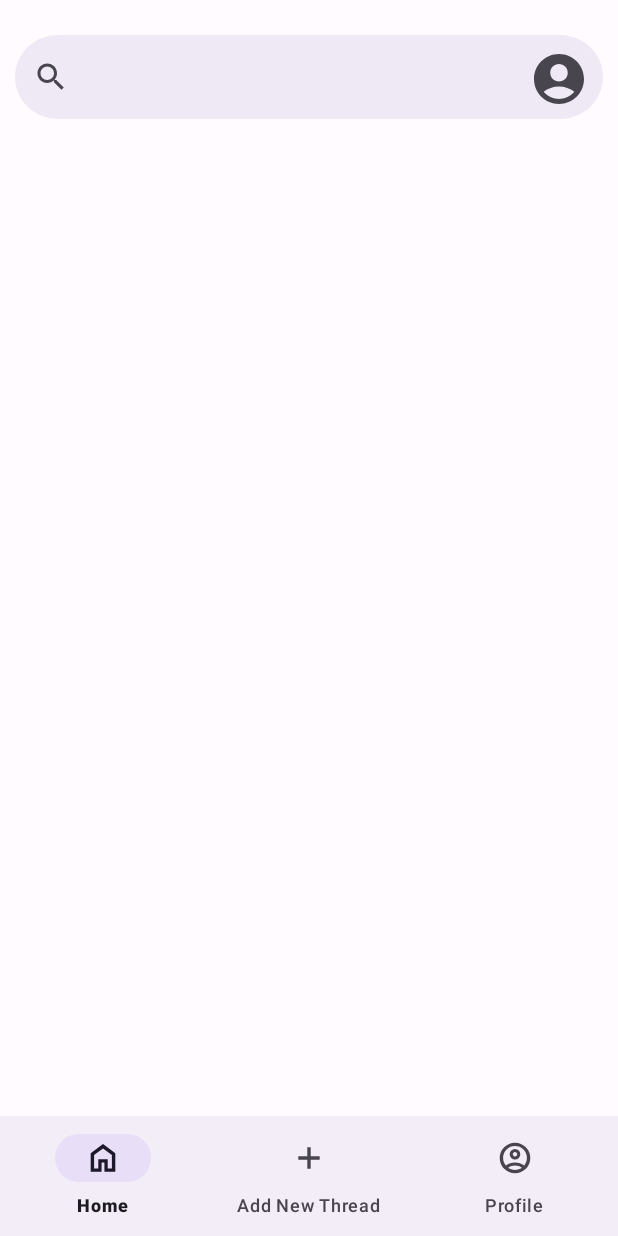
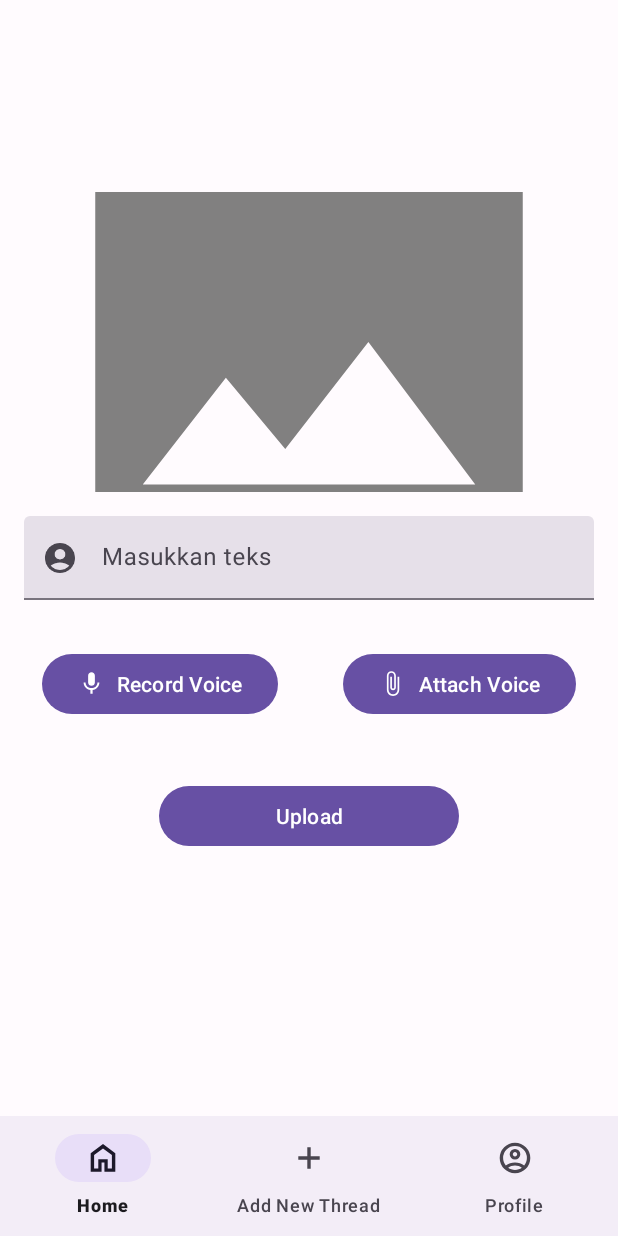
Before and after one commit to C23-PS376/SpeakSure_MobileApps, an Android app: the AddThreadFragment screen opened through its navigation route, on a phone screen of 412 x 824 dp. Run offline under Robolectric (Android 15) with nearby library versions, the phone set to English and light mode, and no system bars; our stand-ins replace navigation-ui.

Commit message:
update addthread

```diff
--- /dev/null
+++ b/app/src/main/res/drawable/baseline_attach_file_24.xml
@@ -0,0 +1,5 @@
+<vector android:height="24dp" android:tint="#000000"
+    android:viewportHeight="24" android:viewportWidth="24"
+    android:width="24dp" xmlns:android="http://schemas.android.com/apk/res/android">
+    <path android:fillColor="@android:color/white" android:pathData="M16.5,6v11.5c0,2.21 -1.79,4 -4,4s-4,-1.79 -4,-4V5c0,-1.38 1.12,-2.5 2.5,-2.5s2.5,1.12 2.5,2.5v10.5c0,0.55 -0.45,1 -1,1s-1,-0.45 -1,-1V6H10v9.5c0,1.38 1.12,2.5 2.5,2.5s2.5,-1.12 2.5,-2.5V5c0,-2.21 -1.79,-4 -4,-4S7,2.79 7,5v12.5c0,3.04 2.46,5.5 5.5,5.5s5.5,-2.46 5.5,-5.5V6h-1.5z"/>
+</vector>
--- /dev/null
+++ b/app/src/main/res/drawable/baseline_mic_24.xml
@@ -0,0 +1,5 @@
+<vector android:height="24dp" android:tint="#000000"
+    android:viewportHeight="24" android:viewportWidth="24"
+    android:width="24dp" xmlns:android="http://schemas.android.com/apk/res/android">
+    <path android:fillColor="@android:color/white" android:pathData="M12,14c1.66,0 2.99,-1.34 2.99,-3L15,5c0,-1.66 -1.34,-3 -3,-3S9,3.34 9,5v6c0,1.66 1.34,3 3,3zM17.3,11c0,3 -2.54,5.1 -5.3,5.1S6.7,14 6.7,11L5,11c0,3.41 2.72,6.23 6,6.72L11,21h2v-3.28c3.28,-0.48 6,-3.3 6,-6.72h-1.7z"/>
+</vector>
--- a/app/src/main/res/layout/fragment_add_thread.xml
+++ b/app/src/main/res/layout/fragment_add_thread.xml
@@ -1,44 +1,120 @@
 <?xml version="1.0" encoding="utf-8"?>
 <FrameLayout xmlns:android="http://schemas.android.com/apk/res/android"
     xmlns:tools="http://schemas.android.com/tools"
+    xmlns:app="http://schemas.android.com/apk/res-auto"
     android:layout_width="match_parent"
     android:layout_height="match_parent"
     android:id="@+id/addThreadFragment"
     tools:context=".ui.addthread.AddThreadFragment">
 
-    <!-- TODO: Update blank fragment layout -->
-    <RelativeLayout
-        android:id="@+id/search_bar"
+
+    <androidx.constraintlayout.widget.ConstraintLayout
         android:layout_width="match_parent"
-        android:layout_height="56dp"
-        android:layout_alignParentTop="true"
-        android:layout_centerHorizontal="true"
-        android:layout_marginTop="23dp"
-        android:layout_marginStart="10dp"
-        android:layout_marginEnd="10dp"
-        android:background="@drawable/search_bar"
-        android:clipToOutline="true">
+        android:layout_height="match_parent">
+
+        <ImageView
+            android:id="@+id/imageView"
+            android:layout_width="match_parent"
+            android:layout_height="200dp"
+            android:layout_marginStart="16dp"
+            android:layout_marginTop="128dp"
+            android:layout_marginEnd="16dp"
+            android:layout_marginBottom="16dp"
+            android:contentDescription="@string/content_description_media"
+            android:scaleType="centerCrop"
+            app:layout_constraintBottom_toBottomOf="parent"
+            app:layout_constraintEnd_toEndOf="parent"
+            app:layout_constraintHorizontal_bias="0.0"
+            app:layout_constraintStart_toStartOf="parent"
+            app:layout_constraintTop_toTopOf="parent"
+            app:layout_constraintVertical_bias="0.0"
+            app:srcCompat="@drawable/ic_baseline_insert_photo_24" />
 
 
-        <ImageView
-            android:layout_width="40dp"
-            android:layout_height="40dp"
-            android:layout_alignParentTop="true"
-            android:layout_alignParentEnd="true"
-            android:layout_marginTop="9dp"
-            android:layout_marginEnd="9dp"
-            android:foregroundGravity="center"
-            android:src="@drawable/ic_baseline_account_circle_24" />
+        <com.google.android.material.textfield.TextInputLayout
+            android:id="@+id/text_input"
+            style="?attr/textInputFilledStyle"
+            android:layout_width="match_parent"
+            android:layout_height="wrap_content"
+            android:layout_marginStart="16dp"
+            android:layout_marginTop="16dp"
+            android:layout_marginEnd="16dp"
+            android:layout_marginBottom="16dp"
+            android:minHeight="48dp"
+            app:layout_constraintBottom_toBottomOf="parent"
+            app:layout_constraintEnd_toEndOf="parent"
+            app:layout_constraintStart_toStartOf="parent"
+            app:layout_constraintTop_toBottomOf="@+id/imageView"
+            app:layout_constraintVertical_bias="0.0"
+            app:startIconDrawable="@drawable/ic_baseline_account_circle_24">
 
-        <androidx.appcompat.widget.SearchView
-            android:id="@+id/ed_search"
-            android:layout_width="match_parent"
-            android:layout_height="match_parent"
-            android:layout_alignParentEnd="true"
-            android:layout_alignParentBottom="true"
-            android:layout_marginEnd="0dp"
-            android:layout_marginBottom="0dp"
-            android:hint="@string/searchbar_hint" />
-    </RelativeLayout>
+            <com.google.android.material.textfield.TextInputEditText
+                android:layout_width="match_parent"
+                android:layout_height="match_parent"
+                android:hint="@string/masukkan_teks"
+                android:inputType="text" />
+
+        </com.google.android.material.textfield.TextInputLayout>
+
+        <com.google.android.material.button.MaterialButton
+            android:id="@+id/btn_record"
+            android:layout_width="wrap_content"
+            android:layout_height="wrap_content"
+            android:layout_marginStart="16dp"
+            android:layout_marginTop="32dp"
+            android:layout_marginEnd="16dp"
+            android:layout_marginBottom="16dp"
+            android:text="@string/record"
+            app:icon="@drawable/baseline_mic_24"
+            app:layout_constraintBottom_toBottomOf="parent"
+            app:layout_constraintEnd_toStartOf="@+id/btn_attach"
+            app:layout_constraintStart_toStartOf="parent"
+            app:layout_constraintTop_toBottomOf="@+id/text_input"
+            app:layout_constraintVertical_bias="0.0">
+
+        </com.google.android.material.button.MaterialButton>
+
+        <com.google.android.material.button.MaterialButton
+            android:id="@+id/btn_attach"
+            android:layout_width="wrap_content"
+            android:layout_height="wrap_content"
+            android:layout_marginStart="16dp"
+            android:layout_marginTop="32dp"
+            android:layout_marginEnd="16dp"
+            android:layout_marginBottom="16dp"
+            android:text="@string/attach"
+            app:icon="@drawable/baseline_attach_file_24"
+            app:layout_constraintBottom_toBottomOf="parent"
+            app:layout_constraintEnd_toEndOf="parent"
+            app:layout_constraintHorizontal_bias="0.5"
+            app:layout_constraintStart_toEndOf="@+id/btn_record"
+            app:layout_constraintTop_toBottomOf="@+id/text_input"
+            app:layout_constraintVertical_bias="0.0">
+
+        </com.google.android.material.button.MaterialButton>
+
+        <com.google.android.material.button.MaterialButton
+            android:id="@+id/btn_upload"
+            android:layout_width="200dp"
+            android:layout_height="wrap_content"
+            android:layout_marginStart="16dp"
+            android:layout_marginTop="16dp"
+            android:layout_marginEnd="16dp"
+            android:layout_marginBottom="256dp"
+            android:text="@string/upload"
+            app:layout_constraintBottom_toBottomOf="parent"
+            app:layout_constraintEnd_toEndOf="parent"
+            app:layout_constraintHorizontal_bias="0.5"
+            app:layout_constraintStart_toEndOf="parent"
+            app:layout_constraintStart_toStartOf="parent"
+            app:layout_constraintTop_toBottomOf="@+id/btn_attach"
+            app:layout_constraintVertical_bias="1.0">
+
+        </com.google.android.material.button.MaterialButton>
+
+
+
+    </androidx.constraintlayout.widget.ConstraintLayout>
+
 
 </FrameLayout>
--- a/app/src/main/res/layout/item_comment.xml
+++ b/app/src/main/res/layout/item_comment.xml
@@ -78,7 +78,7 @@
             style="@style/Widget.Material3.Button.ElevatedButton.Icon"
             android:layout_width="wrap_content"
             android:layout_height="wrap_content"
-            android:layout_constraintTop_toBottomOf="@id/header_thread"
+            app:layout_constraintTop_toBottomOf="@id/header_thread"
             android:layout_marginStart="15dp"
             android:layout_marginTop="15dp"
             android:backgroundTint="@color/seed"
--- a/app/src/main/res/values/strings.xml
+++ b/app/src/main/res/values/strings.xml
@@ -36,4 +36,8 @@
     <string name="thread">Thread :</string>
     <string name="_1_s_thread">%1$s Thread</string>
     <string name="username">Username</string>
+    <string name="upload">Upload</string>
+    <string name="attach">Attach Voice</string>
+    <string name="record">Record Voice</string>
+    <string name="masukkan_teks">Masukkan teks</string>
 </resources>
```
